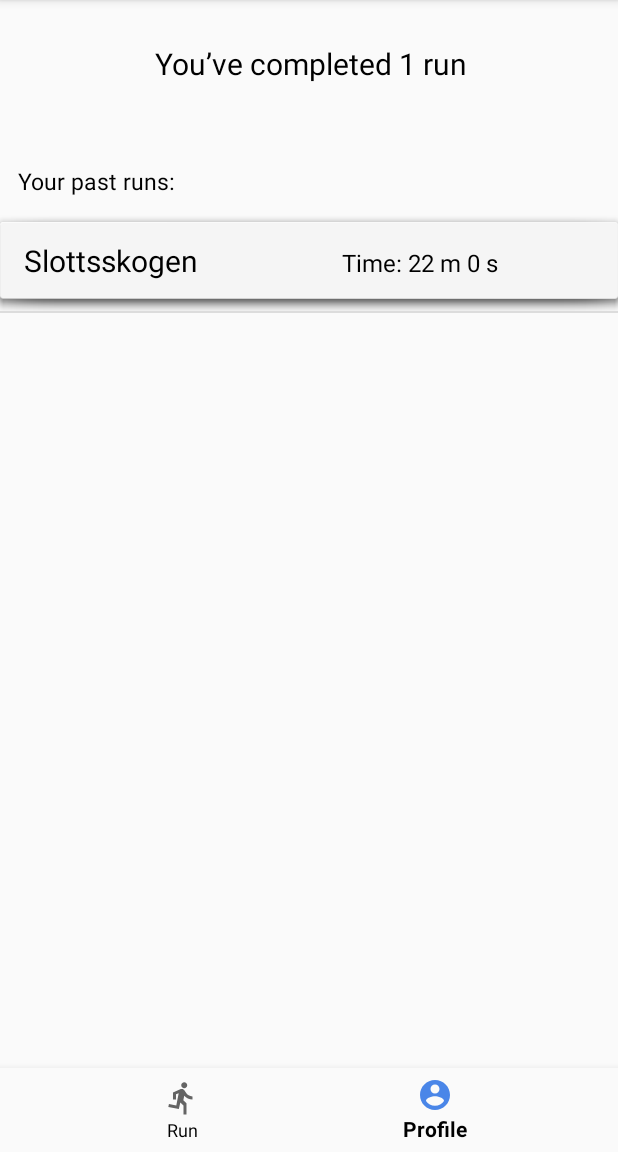
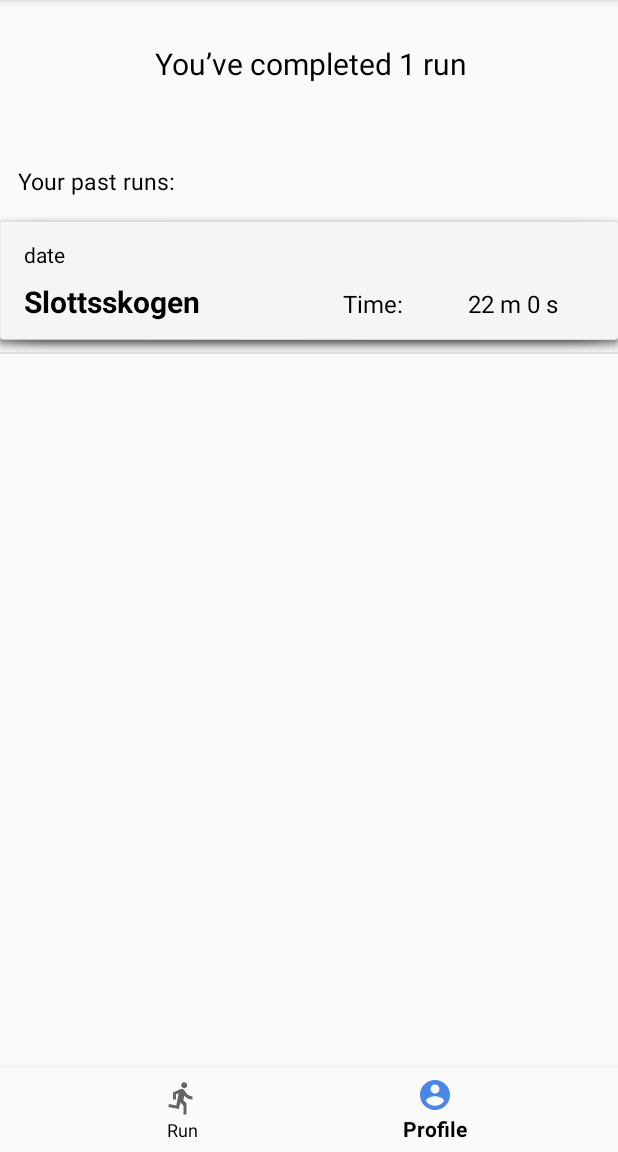
Before and after one commit to mirald/Reach, an Android app: the ProfileFragment screen opened through its navigation route, on a phone screen of 412 x 824 dp, the part 84-1236 px from its top. Run offline under Robolectric (Android 15) with nearby library versions, the phone set to English and light mode, and no system bars; our stand-ins replace navigation-ui.

Commit message:
title is bolded, added date text field

```diff
--- a/app/src/main/res/layout/passedrunitem.xml
+++ b/app/src/main/res/layout/passedrunitem.xml
@@ -1,6 +1,6 @@
 <?xml version="1.0" encoding="utf-8"?>
 <LinearLayout xmlns:android="http://schemas.android.com/apk/res/android"
-    android:orientation="horizontal"
+    android:orientation="vertical"
     android:layout_width="match_parent"
     android:layout_height="wrap_content"
     android:background="@android:drawable/dialog_holo_light_frame"
@@ -10,6 +10,22 @@
     android:paddingBottom="@dimen/medium_margins"
     android:weightSum="4"
     >
+
+    <TextView
+        android:layout_width="wrap_content"
+        android:layout_height="wrap_content"
+        android:id="@+id/date"
+        android:text="date"
+        android:paddingRight="@dimen/medium_margins"
+        android:paddingLeft="@dimen/medium_margins"
+        android:paddingBottom="@dimen/small_margins"
+        android:paddingTop="@dimen/small_margins"
+        />
+
+    <LinearLayout
+        android:layout_width="match_parent"
+        android:layout_height="wrap_content"
+        android:orientation="horizontal">
 
         <androidx.appcompat.widget.AppCompatTextView
             android:layout_width="wrap_content"
@@ -22,121 +38,27 @@
             android:paddingLeft="@dimen/medium_margins"
             android:paddingBottom="@dimen/small_margins"
             android:paddingTop="@dimen/small_margins"
+            android:textStyle="bold"
             />
 
         <androidx.appcompat.widget.AppCompatTextView
             android:layout_width="wrap_content"
             android:layout_height="wrap_content"
             android:id="@+id/time"
-        android:textAlignment="center"
             android:textSize="16sp"
             android:text="Time: "
+            android:layout_weight="1"
             />
         <androidx.appcompat.widget.AppCompatTextView
             android:layout_width="wrap_content"
             android:layout_height="wrap_content"
             android:id="@+id/timeid"
-        android:textAlignment="center"
             android:textSize="16sp"
+            android:layout_weight="1"
             />
 
+    </LinearLayout>
 
-<!--    <TableRow-->
-<!--        android:layout_width="wrap_content"-->
-<!--        android:layout_height="wrap_content"-->
-<!--        android:paddingBottom="@dimen/small_margins"-->
-<!--        android:paddingTop="@dimen/small_margins"-->
-<!--        >-->
-<!--        <androidx.appcompat.widget.AppCompatTextView-->
-<!--            android:layout_width="wrap_content"-->
-<!--            android:layout_height="wrap_content"-->
-<!--            android:id="@+id/name"-->
-<!--            android:layout_marginStart="8dp"-->
-<!--            android:layout_marginTop="8dp"-->
-<!--            android:layout_marginEnd="8dp"-->
-<!--            android:textAlignment="center"-->
-<!--            android:textSize="20sp"-->
-<!--            />-->
 
-<!--        <androidx.appcompat.widget.AppCompatTextView-->
-<!--            android:id="@+id/nameid2"-->
-<!--            android:layout_width="wrap_content"-->
-<!--            android:layout_height="wrap_content"-->
-<!--            android:layout_marginStart="8dp"-->
-<!--            android:layout_marginTop="8dp"-->
-<!--            android:layout_marginEnd="8dp"-->
-<!--            android:textAlignment="center"-->
-<!--            android:textSize="20sp"-->
-<!--            android:textStyle="bold"/>-->
-<!--    </TableRow>-->
-
-<!--    <TableRow-->
-<!--        android:layout_width="wrap_content"-->
-<!--        android:layout_height="wrap_content"-->
-<!--        android:layout_marginTop="-24dp"-->
-<!--        android:layout_marginStart="200dp"-->
-<!--        android:paddingBottom="@dimen/small_margins"-->
-<!--        android:paddingTop="@dimen/small_margins">-->
-<!--        <androidx.appcompat.widget.AppCompatTextView-->
-<!--            android:layout_width="wrap_content"-->
-<!--            android:layout_height="wrap_content"-->
-<!--            android:id="@+id/time"-->
-<!--            android:layout_marginStart="8dp"-->
-<!--            android:layout_marginTop="8dp"-->
-<!--            android:layout_marginEnd="8dp"-->
-<!--            android:textAlignment="center"-->
-<!--            android:textSize="16sp"-->
-<!--            android:text="Time: "-->
-<!--            />-->
-<!--        <androidx.appcompat.widget.AppCompatTextView-->
-<!--            android:layout_width="wrap_content"-->
-<!--            android:layout_height="wrap_content"-->
-<!--            android:id="@+id/timeid"-->
-<!--            android:layout_marginStart="13dp"-->
-<!--            android:layout_marginTop="8dp"-->
-<!--            android:layout_marginEnd="8dp"-->
-<!--            android:textAlignment="center"-->
-<!--            android:textSize="16sp"-->
-<!--            />-->
-<!--    </TableRow>-->
-
-<!--    <TableRow-->
-<!--        android:layout_width="wrap_content"-->
-<!--        android:layout_height="wrap_content"-->
-<!--        android:layout_marginBottom="12sp"-->
-<!--        android:layout_marginStart="200dp">-->
-<!--        <androidx.appcompat.widget.AppCompatTextView-->
-<!--            android:layout_width="wrap_content"-->
-<!--            android:layout_height="wrap_content"-->
-<!--            android:id="@+id/length"-->
-<!--            android:layout_marginStart="8dp"-->
-<!--            android:layout_marginTop="8dp"-->
-<!--            android:layout_marginEnd="8dp"-->
-<!--            android:textAlignment="center"-->
-<!--            android:textSize="12sp"-->
-<!--            android:text="Length: "-->
-<!--            />-->
-<!--        <androidx.appcompat.widget.AppCompatTextView-->
-<!--            android:layout_width="wrap_content"-->
-<!--            android:layout_height="wrap_content"-->
-<!--            android:id="@+id/lengthId"-->
-<!--            android:layout_marginStart="3dp"-->
-<!--            android:layout_marginTop="8dp"-->
-<!--            android:layout_marginEnd="8dp"-->
-<!--            android:textAlignment="center"-->
-<!--            android:textSize="12sp"-->
-<!--            />-->
-<!--    </TableRow>-->
-
-<!--    <TextView-->
-<!--        android:id="@+id/textView2"-->
-<!--        android:layout_width="match_parent"-->
-<!--        android:background="@android:drawable/dialog_holo_light_frame"-->
-<!--        android:layout_height="80dp"-->
-<!--        android:translationZ="-2dp"-->
-<!--        android:layout_marginTop="-90dp"-->
-<!--        android:layout_marginStart="-8dp"-->
-<!--        android:layout_marginEnd="-8dp"-->
-<!--        />-->
 
 </LinearLayout>
```
Lines whose indentation alone changed are shown as unchanged.
